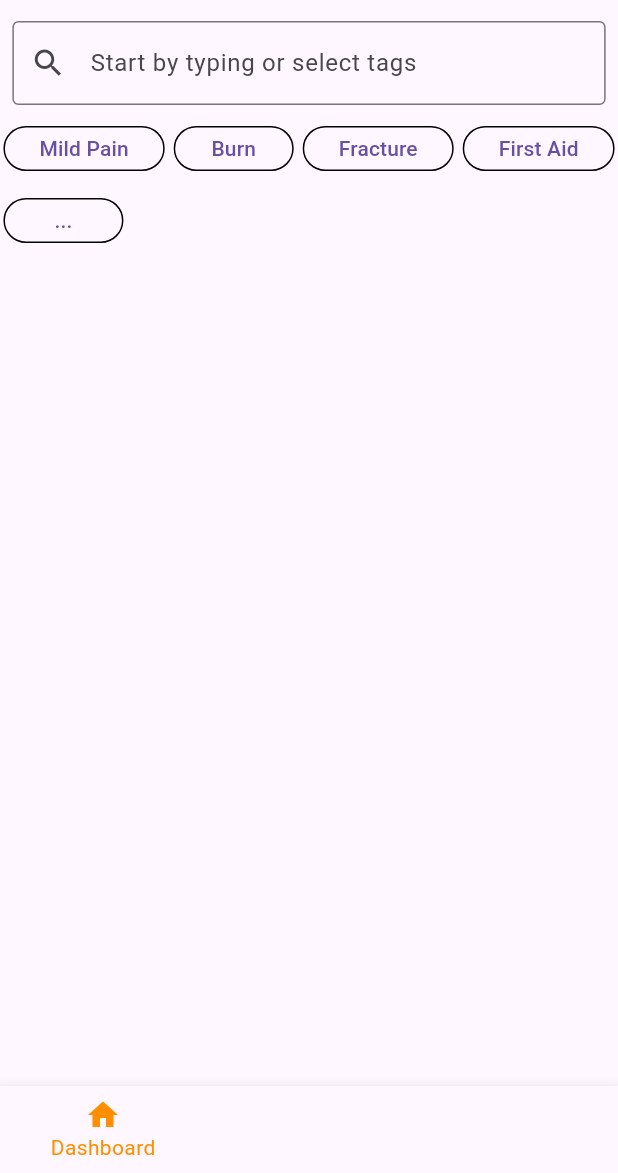
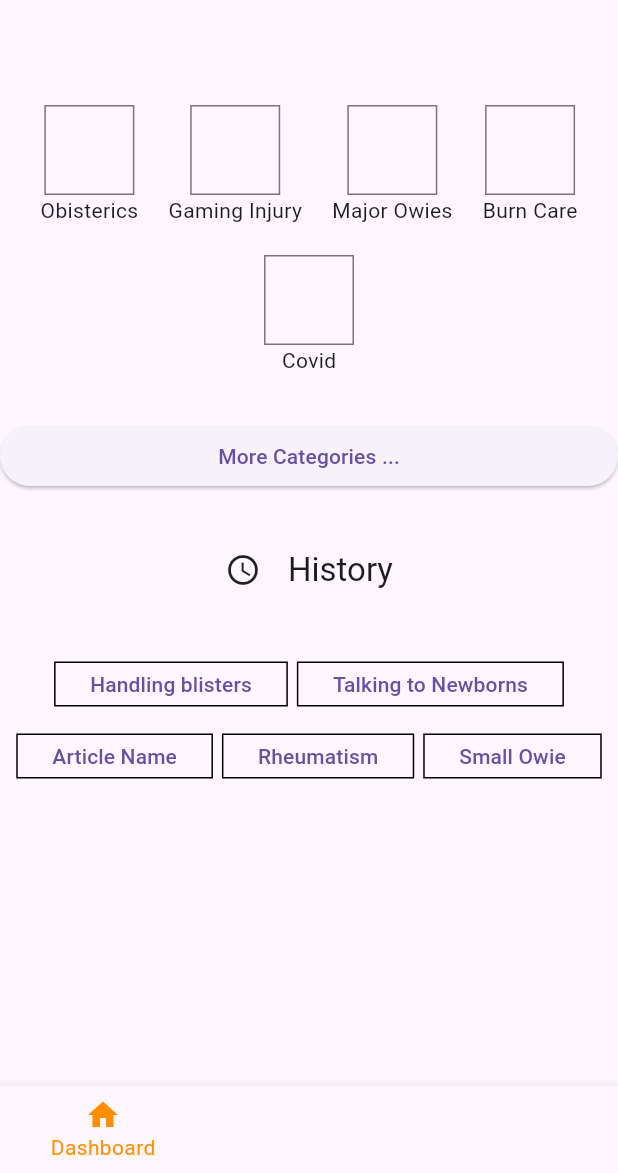
Before and after one commit to axelhallsenius/hercules, a Flutter app: the screen it shows after launch, on a phone screen of 412 x 824 dp, the part 63-1236 px from its top. Run offline on Flutter 3.47's test engine with Material 3 defaults, Android fonts, the phone set to English and light mode, and no system bars.

```diff
--- a/lib/main.dart
+++ b/lib/main.dart
@@ -103,77 +103,194 @@ class _MyHomePageState extends State<MyHomePage> {
 class DashboardPage extends StatelessWidget {
   @override
   Widget build(BuildContext context) {
-    return Stack(
+    return Scaffold(
+      appBar: AppBar(),
+      body: ListView(
         children: <Widget>[
+          // Category section with horizontal scrolling.
+          Wrap(
+            spacing: 20, // Setting the space between the tags
+            runSpacing: 20,
+            alignment: WrapAlignment.center,
+            children: <Widget>[
+              Column(
+                mainAxisSize: MainAxisSize.min,
+                children: <Widget>[
+                  SizedBox(
+                    width: 60,
+                    height: 60,
+                    child: OutlinedButton(
+                      onPressed: () {},
+                      child: Container(),
+                      style: OutlinedButton.styleFrom(
+                          shape: RoundedRectangleBorder(
+                              borderRadius: BorderRadius.zero)),
+                    ),
+                  ),
+                  Text('Obisterics'),
+                ],
+              ),
+              Column(
+                mainAxisSize: MainAxisSize.min,
+                children: <Widget>[
+                  SizedBox(
+                    width: 60,
+                    height: 60,
+                    child: OutlinedButton(
+                      onPressed: () {},
+                      child: Container(),
+                      style: OutlinedButton.styleFrom(
+                          shape: RoundedRectangleBorder(
+                              borderRadius: BorderRadius.zero)),
+                    ),
+                  ),
+                  Text('Gaming Injury'),
+                ],
+              ),
+              Column(
+                mainAxisSize: MainAxisSize.min,
+                children: <Widget>[
+                  SizedBox(
+                    width: 60,
+                    height: 60,
+                    child: OutlinedButton(
+                      onPressed: () {},
+                      child: Container(),
+                      style: OutlinedButton.styleFrom(
+                          shape: RoundedRectangleBorder(
+                              borderRadius: BorderRadius.zero)),
+                    ),
+                  ),
+                  Text('Major Owies'),
+                ],
+              ),
+              Column(
+                mainAxisSize: MainAxisSize.min,
+                children: <Widget>[
+                  SizedBox(
+                    width: 60,
+                    height: 60,
+                    child: OutlinedButton(
+                      onPressed: () {},
+                      child: Container(),
+                      style: OutlinedButton.styleFrom(
+                          shape: RoundedRectangleBorder(
+                              borderRadius: BorderRadius.zero)),
+                    ),
+                  ),
+                  Text('Burn Care'),
+                ],
+              ),
+              Column(
+                mainAxisSize: MainAxisSize.min,
+                children: <Widget>[
+                  SizedBox(
+                    width: 60,
+                    height: 60,
+                    child: OutlinedButton(
+                      onPressed: () {},
+                      child: Container(),
+                      style: OutlinedButton.styleFrom(
+                          shape: RoundedRectangleBorder(
+                              borderRadius: BorderRadius.zero)),
+                    ),
+                  ),
+                  Text('Covid'),
+                ],
+              ),
+            ],
+          ),
+          SizedBox(height: 30),
+          // Button for more categories.
           Center(
-          child: Column(
-            children: <Widget>[
-              Align(
-                alignment: Alignment.center,
-                child: Padding(
-                  padding: EdgeInsets.symmetric(
-                      horizontal: MediaQuery.of(context).size.width * 0.02),
-                  child: TextField(
-                    decoration: InputDecoration(
-                      border: OutlineInputBorder(),
-                      hintText: 'Start by typing or select tags',
-                      prefixIcon: Icon(Icons.search),
+            child: Container(
+              width: double.infinity,
+              child: ElevatedButton(
+                onPressed: () {
+                  // Action to expand or view more categories.
+                },
+                child: Text('More Categories ...'),
               ),
             ),
           ),
+          SizedBox(height: 30),
+          // History section title.
+          Padding(
+            padding: const EdgeInsets.all(8.0),
+            child: Row(
+              mainAxisAlignment: MainAxisAlignment.center,
+              children: <Widget>[
+                Icon(Icons.access_time),
+                SizedBox(width: 18),
+                Text('History', style: Theme.of(context).textTheme.titleLarge),
+              ],
             ),
-              SizedBox(
-                  height:
-                      5), // Setting the height between the text field and the tags
+          ),
+          SizedBox(height: 30),
+          // History section with scrollable cards or tiles.
           Wrap(
             spacing: 6, // Setting the space between the tags
+            alignment: WrapAlignment.center,
             children: <Widget>[
               OutlinedButton(
                 onPressed: () {},
-                    child: Text('Mild Pain'),
+                child: Text('Handling blisters'),
                 style: OutlinedButton.styleFrom(
                   side: BorderSide(color: Colors.black),
                   minimumSize: Size(80, 30), // Setting the size of the tags
+                  shape: RoundedRectangleBorder(
+                    borderRadius: BorderRadius.zero,
+                  ),
                 ),
               ),
               OutlinedButton(
                 onPressed: () {},
-                    child: Text('Burn'),
+                child: Text('Talking to Newborns'),
                 style: OutlinedButton.styleFrom(
                   side: BorderSide(color: Colors.black),
                   minimumSize: Size(80, 30), // Setting the size of the tags
+                  shape: RoundedRectangleBorder(
+                    borderRadius: BorderRadius.zero,
+                  ),
                 ),
               ),
               OutlinedButton(
                 onPressed: () {},
-                    child: Text('Fracture'),
+                child: Text('Article Name'),
                 style: OutlinedButton.styleFrom(
                   side: BorderSide(color: Colors.black),
                   minimumSize: Size(80, 30), // Setting the size of the tags
+                  shape: RoundedRectangleBorder(
+                    borderRadius: BorderRadius.zero,
+                  ),
                 ),
               ),
               OutlinedButton(
                 onPressed: () {},
-                    child: Text('First Aid'),
+                child: Text('Rheumatism'),
                 style: OutlinedButton.styleFrom(
                   side: BorderSide(color: Colors.black),
                   minimumSize: Size(80, 30), // Setting the size of the tags
+                  shape: RoundedRectangleBorder(
+                    borderRadius: BorderRadius.zero,
+                  ),
                 ),
               ),
               OutlinedButton(
                 onPressed: () {},
-                    child: Text('...'),
+                child: Text('Small Owie'),
                 style: OutlinedButton.styleFrom(
                   side: BorderSide(color: Colors.black),
                   minimumSize: Size(80, 30), // Setting the size of the tags
+                  shape: RoundedRectangleBorder(
+                    borderRadius: BorderRadius.zero,
+                  ),
                 ),
               ),
             ],
           ),
         ],
       ),
-        ),
-      ],
     );
   }
 }
```
Lines whose indentation alone changed are shown as unchanged.
